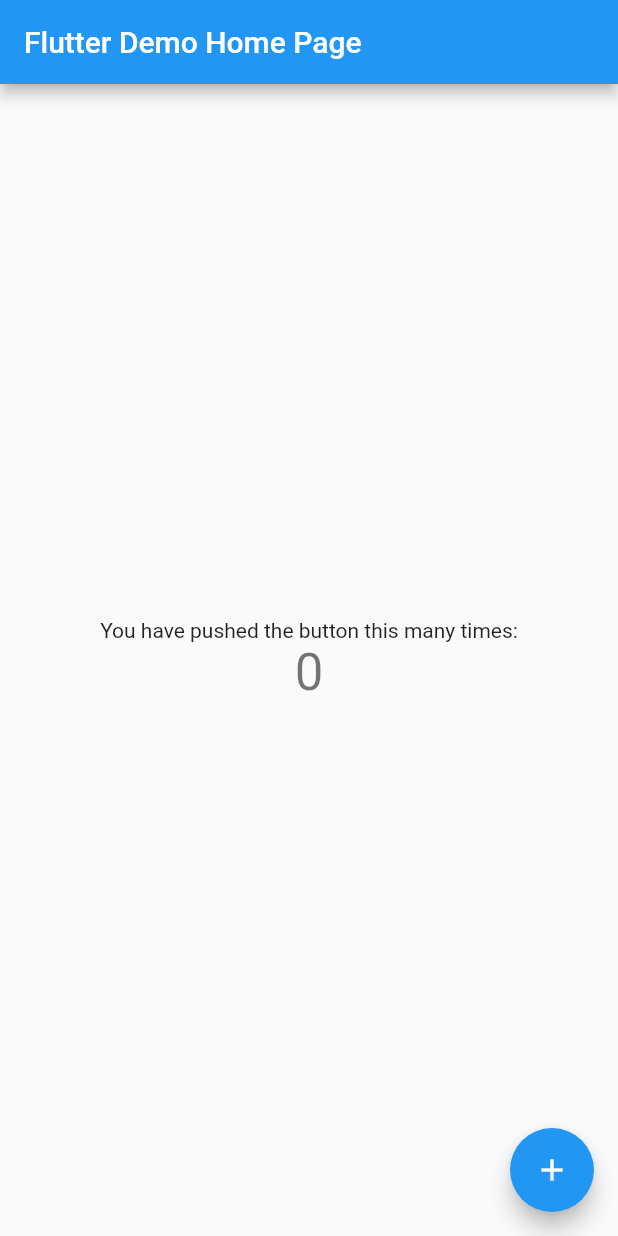
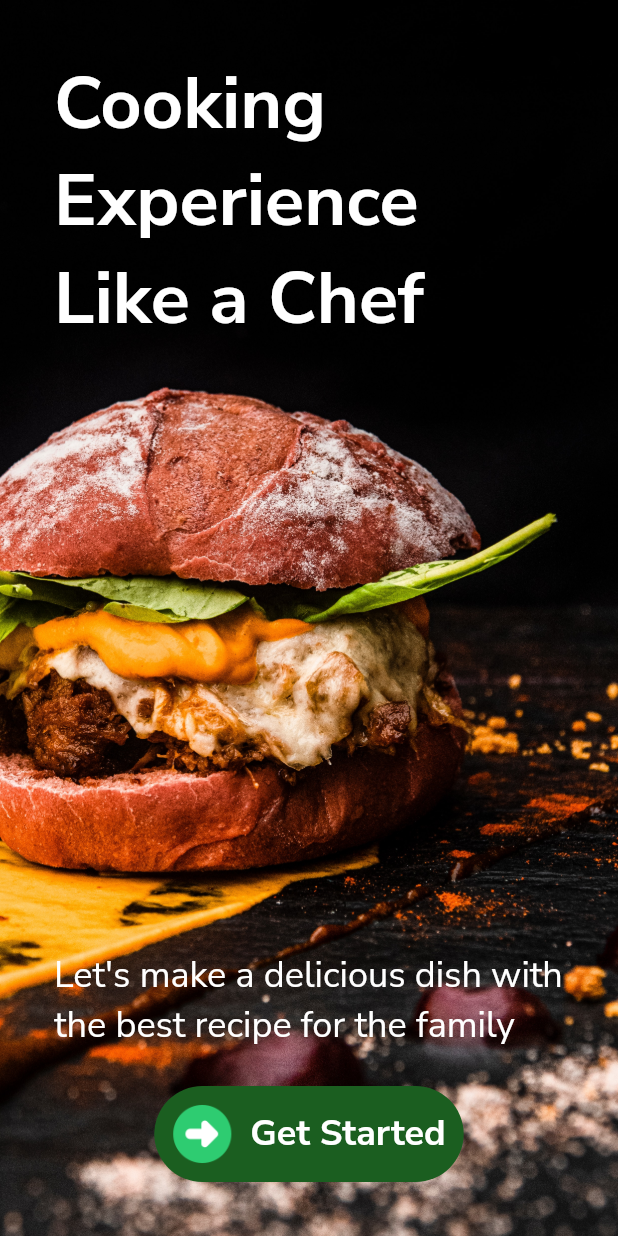
Before and after one commit to dedi-dev/recipe_book, a Flutter app: the screen it shows after launch, on a phone screen of 412 x 824 dp. Run offline on Flutter 3.47's test engine with Material 2 defaults, Android fonts, the phone set to English and light mode, and no system bars.

Commit message:
create landing page

```diff
--- a/analysis_options.yaml
+++ b/analysis_options.yaml
@@ -7,7 +7,7 @@
 
 # The following line activates a set of recommended lints for Flutter apps,
 # packages, and plugins designed to encourage good coding practices.
-include: package:flutter_lints/flutter.yaml
+include: "package:flutter_lints/flutter.yaml"
 
 linter:
   # The lint rules applied to this project can be customized in the
@@ -24,6 +24,5 @@ linter:
   rules:
     # avoid_print: false  # Uncomment to disable the `avoid_print` rule
     # prefer_single_quotes: true  # Uncomment to enable the `prefer_single_quotes` rule
-
 # Additional information about this file can be found at
 # https://dart.dev/guides/language/analysis-options
--- a/lib/main.dart
+++ b/lib/main.dart
@@ -1,4 +1,5 @@
 import 'package:flutter/material.dart';
+import 'package:recipe_book/page/landing_page.dart';
 
 void main() {
   runApp(const MyApp());
@@ -11,58 +12,10 @@ class MyApp extends StatelessWidget {
   @override
   Widget build(BuildContext context) {
     return MaterialApp(
-      title: 'Flutter Demo',
-      theme: ThemeData(
-        primarySwatch: Colors.blue,
-      ),
-      home: const MyHomePage(title: 'Flutter Demo Home Page'),
+      debugShowCheckedModeBanner: false,
+      title: 'Recipe Book App',
+      theme: ThemeData(primarySwatch: Colors.blue, fontFamily: 'NunitoSans'),
+      home: const LandingPage(),
     );
   }
 }
-
-class MyHomePage extends StatefulWidget {
-  const MyHomePage({Key? key, required this.title}) : super(key: key);
-
-  final String title;
-
-  @override
-  State<MyHomePage> createState() => _MyHomePageState();
-}
-
-class _MyHomePageState extends State<MyHomePage> {
-  int _counter = 0;
-
-  void _incrementCounter() {
-    setState(() {
-      _counter++;
-    });
-  }
-
-  @override
-  Widget build(BuildContext context) {
-    return Scaffold(
-      appBar: AppBar(
-        title: Text(widget.title),
-      ),
-      body: Center(
-        child: Column(
-          mainAxisAlignment: MainAxisAlignment.center,
-          children: <Widget>[
-            const Text(
-              'You have pushed the button this many times:',
-            ),
-            Text(
-              '$_counter',
-              style: Theme.of(context).textTheme.headline4,
-            ),
-          ],
-        ),
-      ),
-      floatingActionButton: FloatingActionButton(
-        onPressed: _incrementCounter,
-        tooltip: 'Increment',
-        child: const Icon(Icons.add),
-      ),
-    );
-  }
-}
--- /dev/null
+++ b/lib/page/landing_page.dart
@@ -0,0 +1,76 @@
+import 'package:flutter/material.dart';
+
+class LandingPage extends StatelessWidget {
+  const LandingPage({Key? key}) : super(key: key);
+
+  @override
+  Widget build(BuildContext context) {
+    return Scaffold(
+      body: Container(
+        decoration: const BoxDecoration(
+            image: DecorationImage(
+          image: AssetImage("lib/asset/image/landing_screen.jpg"),
+          fit: BoxFit.cover,
+        )),
+        child: Padding(
+          padding: const EdgeInsets.all(36),
+          child: Column(
+            mainAxisAlignment: MainAxisAlignment.spaceBetween,
+            children: [
+              const Text(
+                "Cooking Experience Like a Chef",
+                style: TextStyle(
+                  color: Colors.white,
+                  fontSize: 48,
+                  fontWeight: FontWeight.bold,
+                ),
+              ),
+              Column(
+                children: [
+                  const Text(
+                    "Let's make a delicious dish with the best recipe for the family",
+                    style: TextStyle(
+                      color: Colors.white,
+                      fontSize: 24,
+                    ),
+                  ),
+                  const SizedBox(
+                    height: 24,
+                  ),
+                  Container(
+                    padding: const EdgeInsets.all(12),
+                    decoration: BoxDecoration(
+                      color: Colors.green.shade900,
+                      borderRadius: BorderRadius.circular(48),
+                    ),
+                    child: Row(
+                      mainAxisSize: MainAxisSize.min,
+                      children: [
+                        Image.asset(
+                          "lib/asset/icon/icons-circled-right.png",
+                          width: 40,
+                          height: 40,
+                        ),
+                        const SizedBox(
+                          width: 12,
+                        ),
+                        const Text(
+                          "Get Started",
+                          style: TextStyle(
+                            color: Colors.white,
+                            fontSize: 24,
+                            fontWeight: FontWeight.bold,
+                          ),
+                        )
+                      ],
+                    ),
+                  ),
+                ],
+              ),
+            ],
+          ),
+        ),
+      ),
+    );
+  }
+}
```
Also changed, not shown: pubspec.yaml (+13 -19 lines), lib/asset/font/NunitoSans-Bold.ttf (added), lib/asset/font/NunitoSans-Italic.ttf (added), lib/asset/font/NunitoSans-Regular.ttf (added), lib/asset/icon/icons-circled-right.png (added), lib/asset/image/landing_screen.jpg (added), pubspec.lock, 1 other file.
